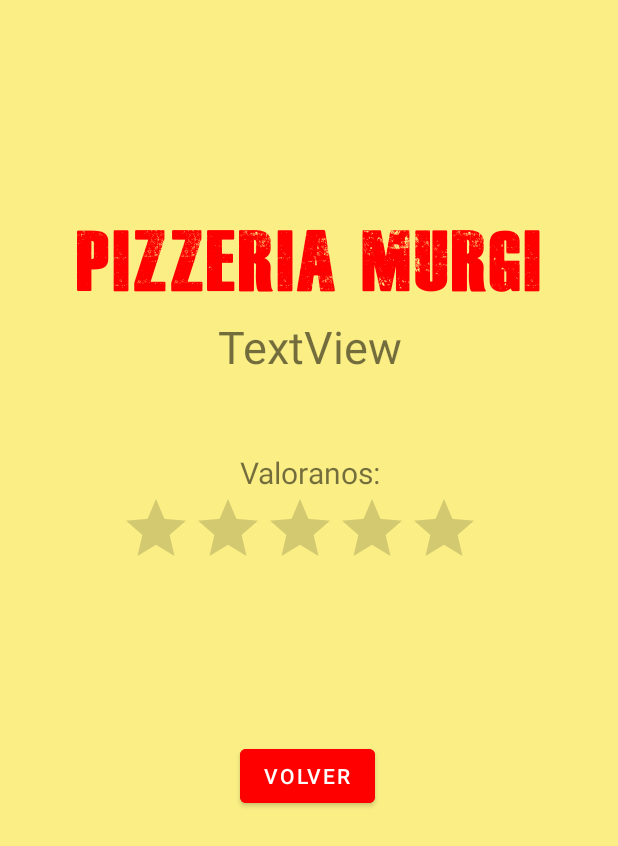
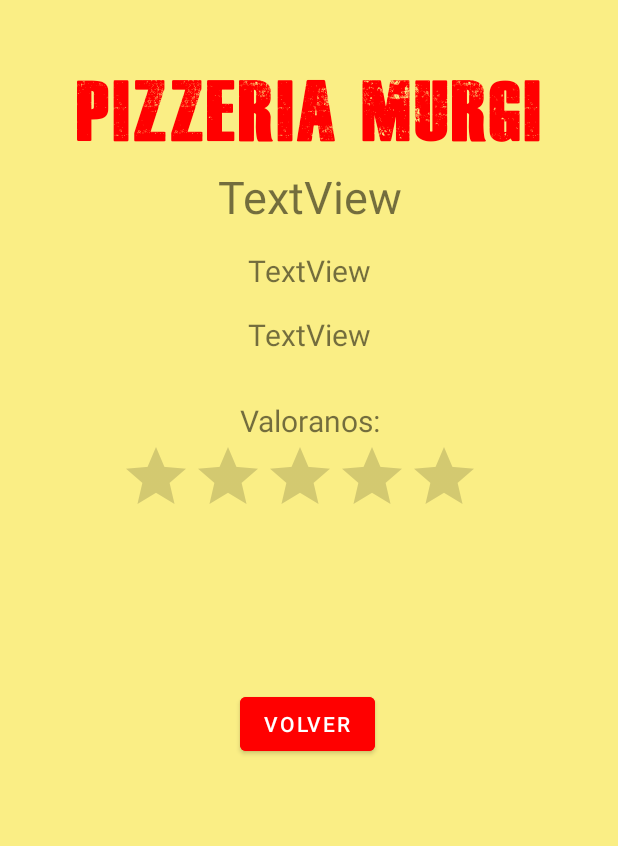
Before and after one commit to DAMR17795/chequeoExamen, an Android app: the layout activity_segunda.xml on its own in the app's theme, with its tools: preview values and no code run, on a phone screen of 412 x 824 dp. Shown: the top 846 px of the screen. Run offline under Robolectric (Android 15) with nearby library versions, the phone set to English and light mode, and no system bars.

```diff
--- a/app/src/main/java/www/iesmurgi/chequeoexamen/pizzeria/Activity_Segunda.kt
+++ b/app/src/main/java/www/iesmurgi/chequeoexamen/pizzeria/Activity_Segunda.kt
@@ -21,8 +21,14 @@ class Activity_Segunda : AppCompatActivity() {
     fun mostrar() {
         val mibundle=intent.extras
         val nombre = mibundle?.getString("PRECIO")
+        val tamano = mibundle?.getString("TAMANO")
+        val ingrediente = mibundle?.getString("INGREDIENTE")
+        val tvIngrediente = binding.tvIngrediente
+        val tvTamano = binding.tvTamano
         val tvPrecio=binding.txtPrecio
         tvPrecio.setText("Importe final: " + nombre)
+        tvTamano.setText("Tamaño: " + tamano)
+        tvIngrediente.setText("Ingredientes: " + ingrediente)
 
     }
 
--- a/app/src/main/res/layout/activity_segunda.xml
+++ b/app/src/main/res/layout/activity_segunda.xml
@@ -14,7 +14,7 @@
         android:textColor="#FF0000"
         android:textSize="40dp"
         android:textAlignment="center"
-        android:layout_marginTop="150dp"
+        android:layout_marginTop="50dp"
 
         />
 
@@ -28,20 +28,38 @@
         android:textAlignment="center"/>
 
     <TextView
+        android:id="@+id/tvTamano"
+        android:layout_width="match_parent"
+        android:layout_height="wrap_content"
+        android:text="TextView"
+        android:textSize="20dp"
+        android:layout_marginTop="15dp"
+        android:textAlignment="center" />
+    <TextView
+        android:id="@+id/tvIngrediente"
+        android:layout_width="match_parent"
+        android:layout_height="wrap_content"
+        android:text="TextView"
+        android:textSize="20dp"
+        android:layout_marginTop="15dp"
+        android:textAlignment="center" />
+
+    <TextView
         android:id="@+id/textView6"
         android:layout_width="match_parent"
         android:layout_height="wrap_content"
         android:text="@string/valoracion"
         android:textSize="20dp"
-        android:layout_marginTop="50dp"
+        android:layout_marginTop="30dp"
         android:textAlignment="center"/>
 
     <RatingBar
         android:id="@+id/ratingBar"
         android:layout_width="wrap_content"
         android:layout_height="wrap_content"
+        android:layout_marginLeft="80dp"
         android:numStars="5"
-        android:layout_marginLeft="80dp"/>
+        android:progressTint="#FF0000" />
 
     <TextView
         android:id="@+id/tvValoracion"
```
Also changed, not shown: app/src/main/java/www/iesmurgi/chequeoexamen/pizzeria/MainActivity.kt (+41 -0 lines).
